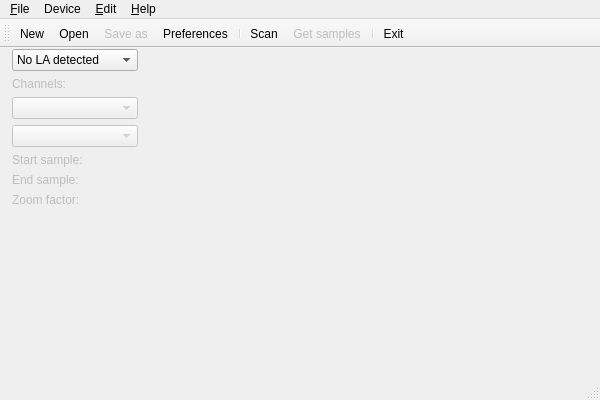
Before: the Qt Designer form gui/mainwindow.ui in oxyum/sigrok, drawn with Qt 5.
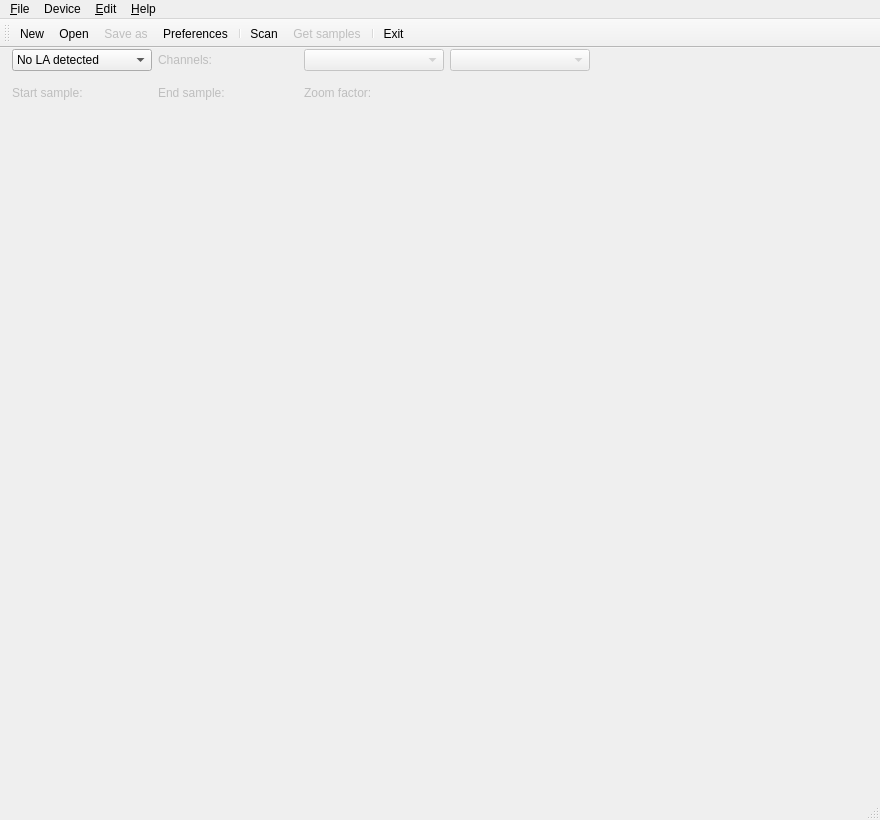
After: the same form once the commit is applied. Icons and pictures are not drawn.

Commit message: GUI: Rearrage channel position / alignment.

What changed in the file:
```diff
--- a/gui/mainwindow.ui
+++ b/gui/mainwindow.ui
@@ -6,8 +6,8 @@
    <rect>
     <x>0</x>
     <y>0</y>
-    <width>600</width>
-    <height>400</height>
+    <width>880</width>
+    <height>820</height>
    </rect>
   </property>
   <property name="windowTitle">
@@ -23,8 +23,8 @@
      <rect>
       <x>10</x>
       <y>0</y>
-      <width>130</width>
-      <height>311</height>
+      <width>581</width>
+      <height>61</height>
      </rect>
     </property>
     <widget class="QWidget" name="gridLayoutWidget">
@@ -32,8 +32,8 @@
       <rect>
        <x>0</x>
        <y>0</y>
-       <width>129</width>
-       <height>311</height>
+       <width>581</width>
+       <height>61</height>
       </rect>
      </property>
      <layout class="QGridLayout" name="gridLayout">
@@ -58,20 +58,17 @@
         </item>
        </widget>
       </item>
-      <item row="7" column="0">
-       <spacer name="verticalSpacer">
-        <property name="orientation">
-         <enum>Qt::Vertical</enum>
+      <item row="4" column="0">
+       <widget class="QLabel" name="labelSampleStart">
+        <property name="enabled">
+         <bool>false</bool>
         </property>
-        <property name="sizeHint" stdset="0">
-         <size>
-          <width>20</width>
-          <height>40</height>
-         </size>
+        <property name="text">
+         <string>Start sample:</string>
         </property>
-       </spacer>
+       </widget>
       </item>
-      <item row="1" column="0">
+      <item row="0" column="1">
        <widget class="QLabel" name="labelChannels">
         <property name="enabled">
          <bool>false</bool>
@@ -81,31 +78,21 @@
         </property>
        </widget>
       </item>
-      <item row="2" column="0">
+      <item row="0" column="2">
        <widget class="QComboBox" name="comboBoxSampleRate">
         <property name="enabled">
          <bool>false</bool>
         </property>
        </widget>
       </item>
-      <item row="3" column="0">
+      <item row="0" column="3">
        <widget class="QComboBox" name="comboBoxNumSamples">
         <property name="enabled">
          <bool>false</bool>
         </property>
        </widget>
       </item>
-      <item row="4" column="0">
-       <widget class="QLabel" name="labelSampleStart">
-        <property name="enabled">
-         <bool>false</bool>
-        </property>
-        <property name="text">
-         <string>Start sample:</string>
-        </property>
-       </widget>
-      </item>
-      <item row="5" column="0">
+      <item row="4" column="1">
        <widget class="QLabel" name="labelSampleEnd">
         <property name="enabled">
          <bool>false</bool>
@@ -115,7 +102,7 @@
         </property>
        </widget>
       </item>
-      <item row="6" column="0">
+      <item row="4" column="2">
        <widget class="QLabel" name="labelZoomFactor">
         <property name="enabled">
          <bool>false</bool>
@@ -134,8 +121,8 @@
     <rect>
      <x>0</x>
      <y>0</y>
-     <width>600</width>
-     <height>26</height>
+     <width>880</width>
+     <height>23</height>
     </rect>
    </property>
    <widget class="QMenu" name="menuFile">
```
The commit also changes 1 other file.
